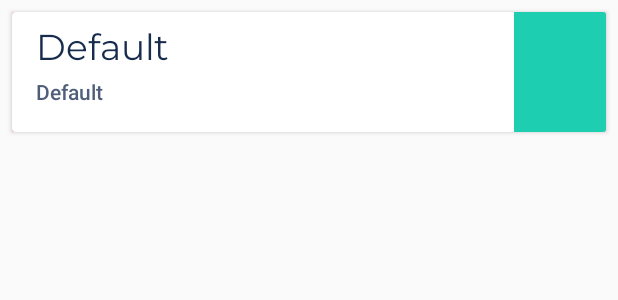
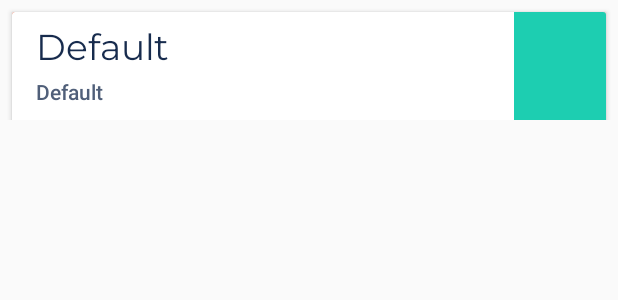
Before and after one commit to herohung093/Hixel-Android, an Android app: the layout row.xml on its own in the app's theme, with its tools: preview values and no code run, on a phone screen of 412 x 824 dp. Shown: the top 300 px of the screen. Run offline under Robolectric (Android 15) with nearby library versions, the phone set to English and light mode, and no system bars; Roboto replaces fonts that are not available here.

Commit message:
Fixed spacing issues between rows

```diff
--- a/app/src/main/res/layout/activity_dashboard.xml
+++ b/app/src/main/res/layout/activity_dashboard.xml
@@ -140,7 +140,8 @@
           android:layout_height="match_parent"
           android:layout_margin="0dp"
           android:layout_marginTop="8dp"
-          android:layout_gravity="fill" />
+          android:layout_gravity="fill"
+          />
 
       </LinearLayout>
     </android.support.v4.widget.NestedScrollView>
--- a/app/src/main/res/layout/row.xml
+++ b/app/src/main/res/layout/row.xml
@@ -10,8 +10,8 @@
     <android.support.constraint.ConstraintLayout
       xmlns:android="http://schemas.android.com/apk/res/android"
       xmlns:app="http://schemas.android.com/apk/res-auto"
-      android:layout_height="match_parent"
-      android:layout_width="match_parent">
+      android:layout_width="match_parent"
+      android:layout_height="80dp">
 
         <android.support.v7.widget.CardView
           android:id="@+id/company_card_view"
```
Also changed, not shown: app/src/main/java/com/hixel/hixel/dashboard/DashboardActivity.java (+6 -22 lines).
